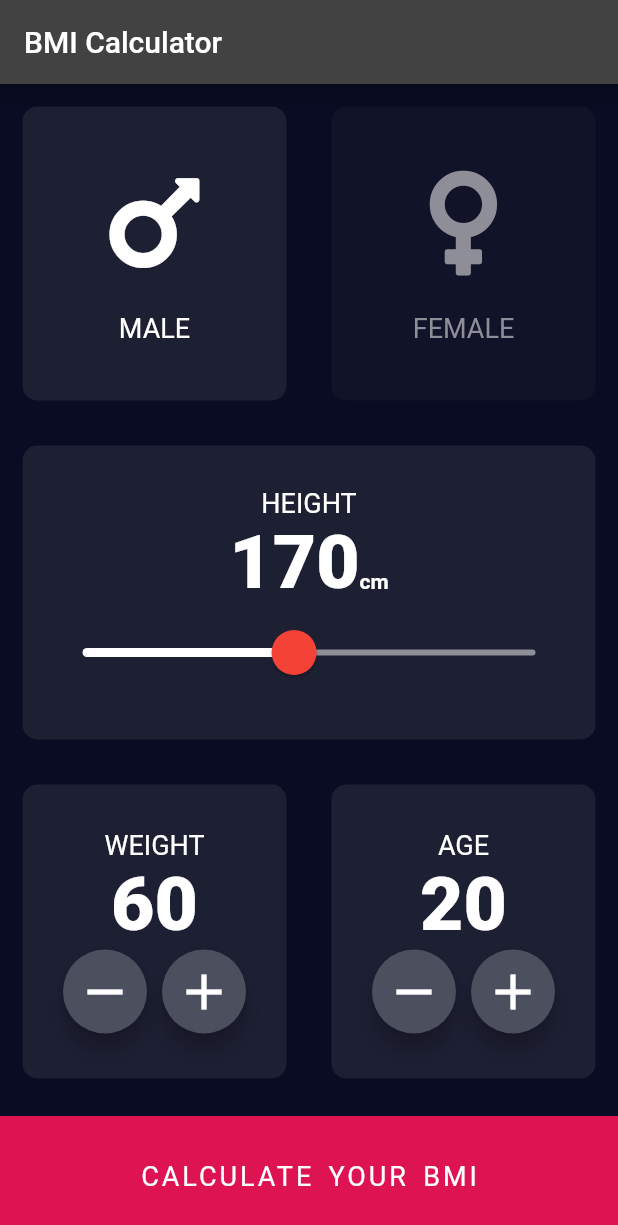
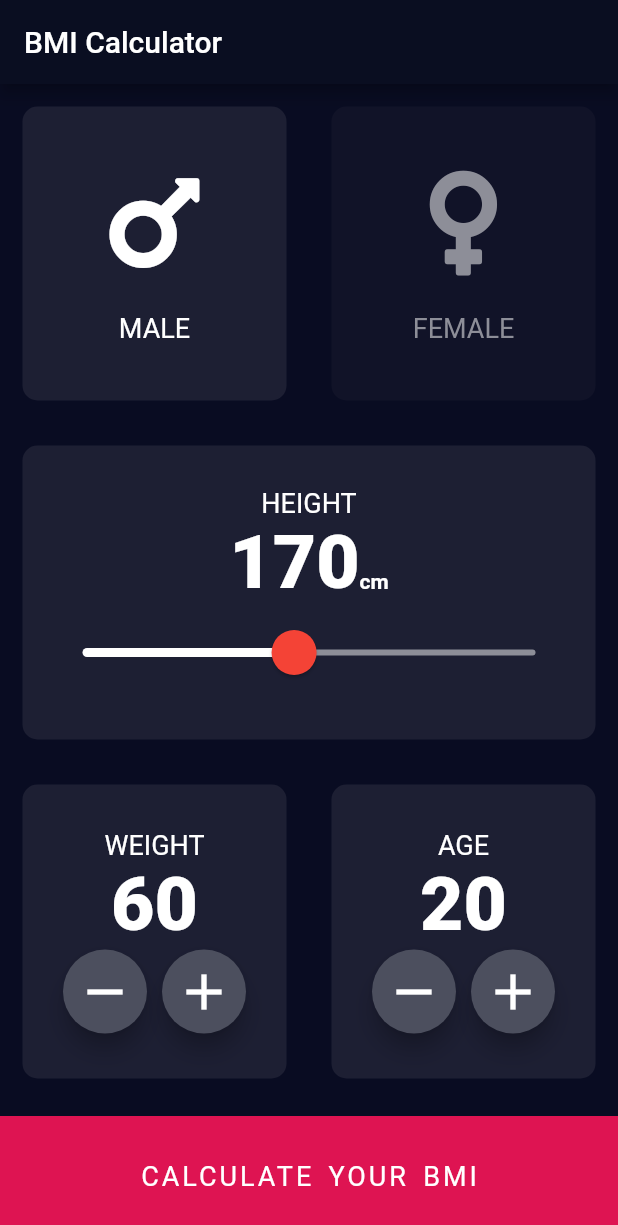
Before and after one commit to Amal4m41/Flutter-Dev-Reference, a Flutter app: the screen it shows after launch, on a phone screen of 412 x 824 dp. Shown: the top 1225 px of the screen. Run offline on Flutter 3.47's test engine with Material 2 defaults, Android fonts, the phone set to English and light mode, and no system bars; our stand-ins replace audioplayers, font_awesome_flutter, rflutter_alert.

Commit message:
Fixed issue with primary color not taking effect.

```diff
--- a/bmi_calculator_app/lib/main.dart
+++ b/bmi_calculator_app/lib/main.dart
@@ -1,4 +1,5 @@
 import 'package:bmi_calculator_app/results_page.dart';
+import 'package:bmi_calculator_app/themes.dart';
 import 'package:flutter/material.dart';
 import 'input_page.dart';
 
@@ -13,9 +14,13 @@ class BMICalculator extends StatelessWidget {
   Widget build(BuildContext context) {
     return MaterialApp(
       theme: ThemeData.dark().copyWith(
-        primaryColor: Color(0xff090C22),
+        colorScheme: ColorScheme.light().copyWith(primary: Color(0xFF0A0E21)),
         scaffoldBackgroundColor: Color(0xff090C22),
       ),
+      // theme: ThemeData(
+      //   colorScheme: ColorScheme.dark(primary: Color(0xFFffffff)),
+      //   scaffoldBackgroundColor: const Color(0xFF0A0E21),
+      // ),
       home: InputPage(),
       // initialRoute: '/',
       // routes: {
```
